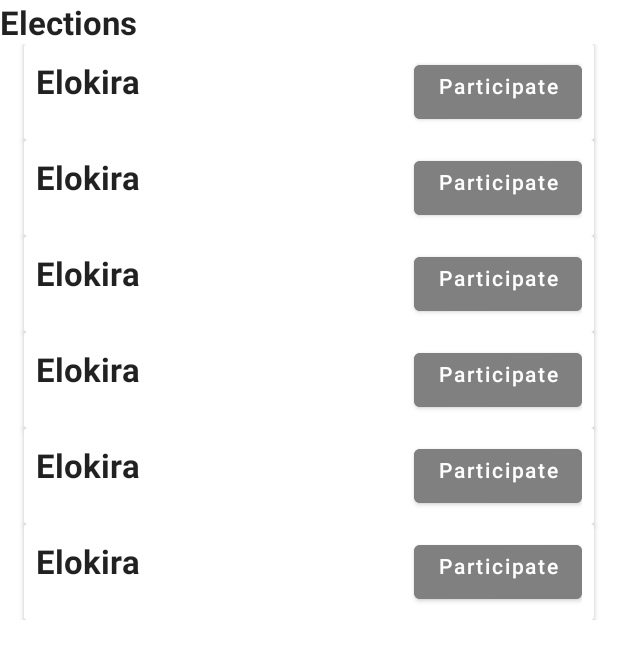
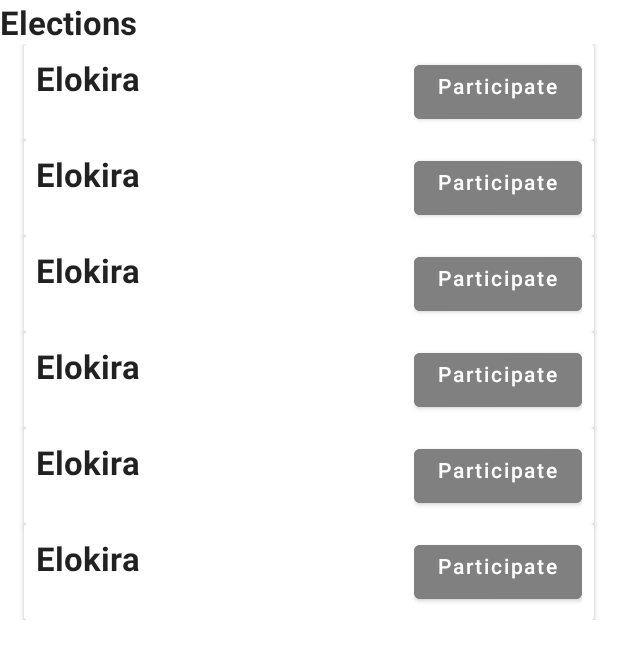
Before and after one commit to cs-nerds/elokira-android, an Android app: the layout home_fragment.xml on its own in the app's theme, with its tools: preview values and no code run, on a phone screen of 412 x 824 dp. Shown: the top 659 px of the screen. Run offline under Robolectric (Android 15) with nearby library versions, the phone set to English and light mode, and no system bars; network calls fail; Roboto replaces fonts that are not available here.

Commit message:
fix: Fix alignment

```diff
--- a/app/src/main/java/com/example/elokira/data/Elections.kt
+++ b/app/src/main/java/com/example/elokira/data/Elections.kt
@@ -6,8 +6,8 @@ import kotlinx.serialization.Serializable
 data class Election(
     val electionId: String,
     val electionName: String,
-    val StartDate: String,
-    val stopDate: String,
+    val StartDate: Long,
+    val stopDate: Long,
     val createdBy: String,
     val dateModified: String
         )
--- a/app/src/main/java/com/example/elokira/fragments/HomeFragment.kt
+++ b/app/src/main/java/com/example/elokira/fragments/HomeFragment.kt
@@ -38,7 +38,6 @@ class HomeFragment : Fragment() {
     private lateinit var binding: HomeFragmentBinding
     private var electionsList: List<Election?> = listOf()
     private var recyclerView : RecyclerView? = null
-    private lateinit var buttonbinding: ElectionsLayoutBinding
     val electionsResultEmitter = EventEmitter<ResultObserver>()
     val electionResult : EventSource<ResultObserver> = electionsResultEmitter
 
@@ -101,6 +100,8 @@ class HomeFragment : Fragment() {
 
                     val participateListener = fun(election: Election) {
                         Log.i("Participate in: ", election.toString())
+                        Log.i("Participate time", "${System.currentTimeMillis()}")
+
 
                     }
 
--- a/app/src/main/java/com/example/elokira/repositories/myAdapter.kt
+++ b/app/src/main/java/com/example/elokira/repositories/myAdapter.kt
@@ -12,6 +12,8 @@ class ElectionsAdapter(
     val listListener: (Election) -> Unit,
     val participateListener: (Election) -> Unit
     ) : RecyclerView.Adapter<ElectionsAdapter.ViewHolder>() {
+
+    val currentTime = System.currentTimeMillis()
     override fun onCreateViewHolder(parent: ViewGroup, i: Int): ViewHolder {
 //        val context = parent.context
         val layoutInflater = LayoutInflater.from(parent.context)
@@ -25,6 +27,10 @@ class ElectionsAdapter(
         holder.bind(item)
         holder.itemView.setOnClickListener{ listListener(item!!)}
         holder.binding.participate.setOnClickListener{participateListener(item!!)
+            holder.binding.participate.setText(R.string.Vote)
+            if( currentTime != item.stopDate ){
+
+            }
         }
     }
 
--- a/app/src/main/res/layout/elections_layout.xml
+++ b/app/src/main/res/layout/elections_layout.xml
@@ -10,31 +10,51 @@
        android:padding="@dimen/linear_layout_margin"
        android:elevation="@dimen/bottom_edit_text_margin"
        app:contentPadding="8dp">
-       <LinearLayout
+       <RelativeLayout
            android:layout_width="match_parent"
            android:layout_height="wrap_content"
-           android:orientation="horizontal">
+           >
            <TextView
                android:id="@+id/electionName"
                android:layout_width="wrap_content"
                android:layout_height="wrap_content"
                tools:text ="@string/app_name"
                android:gravity="start"
-               android:layout_weight="0.75"
                style="@style/TextAppearance.AppCompat.Large"
+               android:layout_toLeftOf="@id/linear"
+               android:layout_alignParentStart="true"
                android:textStyle="bold"/>
 
-           <Button
-               android:id="@+id/participate"
+           <LinearLayout
+               android:id="@+id/linear"
                android:layout_width="wrap_content"
                android:layout_height="wrap_content"
-               android:layout_weight="0"
+               android:orientation="vertical"
                android:gravity="end"
-               android:text="Participate"
-               android:textAllCaps="false"
-               android:backgroundTint="@color/grey"/>
+               android:layout_alignParentEnd="true"
+               android:weightSum="2">
+               <Button
+                   android:id="@+id/participate"
+                   android:layout_width="wrap_content"
+                   android:layout_height="wrap_content"
+                   android:layout_weight="2"
+                   android:gravity="top"
+                   android:text="Participate"
+                   android:textAllCaps="false"
+                   android:backgroundTint="@color/grey"/>
+               <TextView
+                   android:id="@+id/startsOn"
+                   android:layout_width="wrap_content"
+                   android:layout_height="wrap_content"
+                   android:textStyle="normal"
+                   style="@style/TextAppearance.AppCompat.Small"
+                   tools:text="Starts on ...."
+                   android:visibility="gone"/>
 
 
-       </LinearLayout>
+           </LinearLayout>
+
+
+       </RelativeLayout>
    </androidx.cardview.widget.CardView>
 </layout>
--- a/app/src/main/res/values/strings.xml
+++ b/app/src/main/res/values/strings.xml
@@ -17,4 +17,5 @@
     <string name="have_an_account">Already have an account?</string>
     <string name="preference_file_key">com.example.elokira.PREFERENCE_FILE_KEY</string>
     <string name="ID_number_not_found">ID number not found: Sign in</string>
+    <string name="Vote">vote</string>
 </resources>
```
